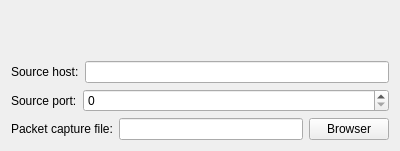
KangLin/RabbitRemoteControl, file Src/ParameterCompone/ParameterSSHTunnelUI.ui: the form before one commit.
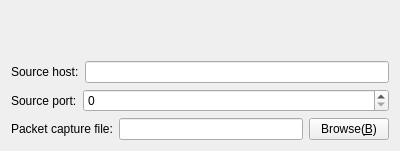
The form after the commit. Custom widgets are drawn as their Qt base class.

What changed in the file:
```diff
--- a/Src/ParameterCompone/ParameterSSHTunnelUI.ui
+++ b/Src/ParameterCompone/ParameterSSHTunnelUI.ui
@@ -70,7 +70,7 @@
      <item>
       <widget class="QPushButton" name="pbBrowser">
        <property name="text">
-        <string>Browser</string>
+        <string>Browse(&amp;B)</string>
        </property>
       </widget>
      </item>
```
